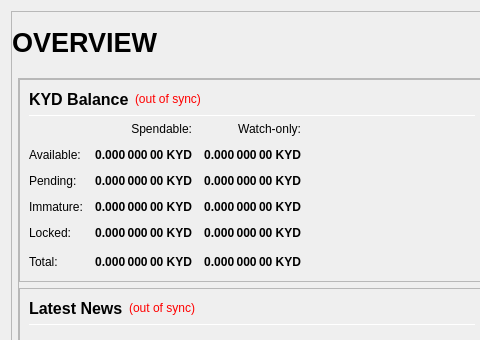
This is src/qt/forms/overviewpage.ui in kydcoin/KYD3 as Qt 5 draws it before an edit; both pictures show x 0 to 480 and y 0 to 340 of the 978 by 841 pixel window. The edited form follows.
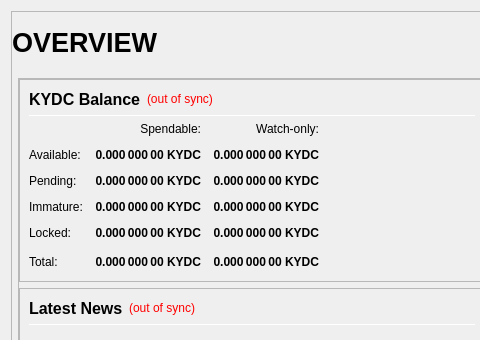
This is the edited form.

Commit message: Change ticker from KYD to KYDC

Patch:
```diff
--- a/src/qt/forms/overviewpage.ui
+++ b/src/qt/forms/overviewpage.ui
@@ -246,7 +246,7 @@
                           </font>
                          </property>
                          <property name="text">
-                          <string>KYD Balance</string>
+                          <string>KYDC Balance</string>
                          </property>
                         </widget>
                        </item>
@@ -350,7 +350,7 @@
                           <string>Your current spendable balance</string>
                          </property>
                          <property name="text">
-                          <string notr="true">0.000 000 00 KYD</string>
+                          <string notr="true">0.000 000 00 KYDC</string>
                          </property>
                          <property name="alignment">
                           <set>Qt::AlignRight|Qt::AlignTrailing|Qt::AlignVCenter</set>
@@ -375,7 +375,7 @@
                           <string>Your current balance in watch-only addresses</string>
                          </property>
                          <property name="text">
-                          <string notr="true">0.000 000 00 KYD</string>
+                          <string notr="true">0.000 000 00 KYDC</string>
                          </property>
                          <property name="alignment">
                           <set>Qt::AlignRight|Qt::AlignTrailing|Qt::AlignVCenter</set>
@@ -407,7 +407,7 @@
                           <string>Total of transactions that have yet to be confirmed, and do not yet count toward the spendable balance</string>
                          </property>
                          <property name="text">
-                          <string notr="true">0.000 000 00 KYD</string>
+                          <string notr="true">0.000 000 00 KYDC</string>
                          </property>
                          <property name="alignment">
                           <set>Qt::AlignRight|Qt::AlignTrailing|Qt::AlignVCenter</set>
@@ -432,7 +432,7 @@
                           <string>Unconfirmed transactions to watch-only addresses</string>
                          </property>
                          <property name="text">
-                          <string notr="true">0.000 000 00 KYD</string>
+                          <string notr="true">0.000 000 00 KYDC</string>
                          </property>
                          <property name="alignment">
                           <set>Qt::AlignRight|Qt::AlignTrailing|Qt::AlignVCenter</set>
@@ -464,7 +464,7 @@
                           <string>Staked or masternode rewards that has not yet matured</string>
                          </property>
                          <property name="text">
-                          <string notr="true">0.000 000 00 KYD</string>
+                          <string notr="true">0.000 000 00 KYDC</string>
                          </property>
                          <property name="alignment">
                           <set>Qt::AlignRight|Qt::AlignTrailing|Qt::AlignVCenter</set>
@@ -489,7 +489,7 @@
                           <string>Staked or masternode rewards in watch-only addresses that has not yet matured</string>
                          </property>
                          <property name="text">
-                          <string notr="true">0.000 000 00 KYD</string>
+                          <string notr="true">0.000 000 00 KYDC</string>
                          </property>
                          <property name="alignment">
                           <set>Qt::AlignRight|Qt::AlignTrailing|Qt::AlignVCenter</set>
@@ -524,7 +524,7 @@
                           <string>Locked KYD or Masternode collaterals.</string>
                          </property>
                          <property name="text">
-                          <string notr="true">0.000 000 00 KYD</string>
+                          <string notr="true">0.000 000 00 KYDC</string>
                          </property>
                          <property name="alignment">
                           <set>Qt::AlignRight|Qt::AlignTrailing|Qt::AlignVCenter</set>
@@ -549,7 +549,7 @@
                           <string>Current locked balance in watch-only addresses</string>
                          </property>
                          <property name="text">
-                          <string notr="true">0.000 000 00 KYD</string>
+                          <string notr="true">0.000 000 00 KYDC</string>
                          </property>
                          <property name="alignment">
                           <set>Qt::AlignRight|Qt::AlignTrailing|Qt::AlignVCenter</set>
@@ -584,7 +584,7 @@
                           <string>Your current KYD balance, unconfirmed and immature transactions included</string>
                          </property>
                          <property name="text">
-                          <string notr="true">0.000 000 00 KYD</string>
+                          <string notr="true">0.000 000 00 KYDC</string>
                          </property>
                          <property name="alignment">
                           <set>Qt::AlignRight|Qt::AlignTrailing|Qt::AlignVCenter</set>
@@ -609,7 +609,7 @@
                           <string>Current total balance in watch-only addresses</string>
                          </property>
                          <property name="text">
-                          <string notr="true">0.000 000 00 KYD</string>
+                          <string notr="true">0.000 000 00 KYDC</string>
                          </property>
                          <property name="alignment">
                           <set>Qt::AlignRight|Qt::AlignTrailing|Qt::AlignVCenter</set>
```
Left out of the diff: 8 changed lines with no effect on the pictures. The commit also changes 75 other files.
